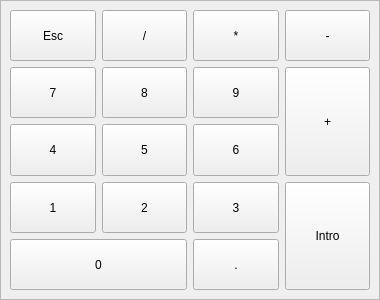
The window that Koo/ui/keypad.ui (xrg/openerp-client-kde) describes before a commit, drawn with Qt 5.
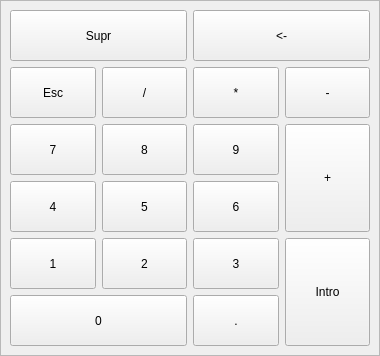
The same window after the commit.

Commit message: [IMP] In keypad.ui, add backspace and delete keys.

What changed in the file:
```diff
--- a/Koo/ui/keypad.ui
+++ b/Koo/ui/keypad.ui
@@ -1,12 +1,12 @@
 <ui version="4.0" >
  <class>Form</class>
- <widget class="QWidget" name="Form" >
-  <property name="geometry" >
+ <widget class="QWidget" name="Form">
+  <property name="geometry">
    <rect>
     <x>0</x>
     <y>0</y>
     <width>380</width>
-    <height>300</height>
+    <height>356</height>
    </rect>
   </property>
   <property name="windowTitle" >
@@ -30,11 +30,11 @@
      <property name="frameShadow" >
       <enum>QFrame::Raised</enum>
      </property>
-     <layout class="QGridLayout" name="gridLayout" >
-      <item rowspan="2" row="2" column="6" >
-       <widget class="QPushButton" name="Key_Plus" >
-        <property name="sizePolicy" >
-         <sizepolicy vsizetype="Expanding" hsizetype="Minimum" >
+     <layout class="QGridLayout" name="gridLayout" rowstretch="0,0,0,0,0,0" columnstretch="0,0,0,0,0,0" rowminimumheight="0,0,0,0,0,0" columnminimumwidth="0,0,0,0,0,0">
+      <item row="2" column="5" rowspan="2">
+       <widget class="QPushButton" name="Key_Plus">
+        <property name="sizePolicy">
+         <sizepolicy hsizetype="Minimum" vsizetype="Expanding">
           <horstretch>0</horstretch>
           <verstretch>0</verstretch>
          </sizepolicy>
@@ -44,10 +44,10 @@
         </property>
        </widget>
       </item>
-      <item row="1" column="6" >
-       <widget class="QPushButton" name="Key_Minus" >
-        <property name="sizePolicy" >
-         <sizepolicy vsizetype="Expanding" hsizetype="Minimum" >
+      <item row="1" column="5">
+       <widget class="QPushButton" name="Key_Minus">
+        <property name="sizePolicy">
+         <sizepolicy hsizetype="Minimum" vsizetype="Expanding">
           <horstretch>0</horstretch>
           <verstretch>0</verstretch>
          </sizepolicy>
@@ -226,10 +226,10 @@
         </property>
        </widget>
       </item>
-      <item rowspan="2" row="4" column="6" >
-       <widget class="QPushButton" name="Key_Return" >
-        <property name="sizePolicy" >
-         <sizepolicy vsizetype="Expanding" hsizetype="Minimum" >
+      <item row="4" column="5" rowspan="2">
+       <widget class="QPushButton" name="Key_Return">
+        <property name="sizePolicy">
+         <sizepolicy hsizetype="Minimum" vsizetype="Expanding">
           <horstretch>0</horstretch>
           <verstretch>0</verstretch>
          </sizepolicy>
@@ -252,6 +252,32 @@
         </property>
        </widget>
       </item>
+      <item row="0" column="1" colspan="2">
+       <widget class="QPushButton" name="Key_Delete">
+        <property name="sizePolicy">
+         <sizepolicy hsizetype="Expanding" vsizetype="Expanding">
+          <horstretch>0</horstretch>
+          <verstretch>0</verstretch>
+         </sizepolicy>
+        </property>
+        <property name="text">
+         <string>Supr</string>
+        </property>
+       </widget>
+      </item>
+      <item row="0" column="4" colspan="2">
+       <widget class="QPushButton" name="Key_Backspace">
+        <property name="sizePolicy">
+         <sizepolicy hsizetype="Expanding" vsizetype="Expanding">
+          <horstretch>0</horstretch>
+          <verstretch>0</verstretch>
+         </sizepolicy>
+        </property>
+        <property name="text">
+         <string>&lt;-</string>
+        </property>
+       </widget>
+      </item>
      </layout>
      <zorder>Key_Plus</zorder>
      <zorder>Key_Minus</zorder>
```
Left out of the diff: 184 changed lines with no effect on the pictures.
